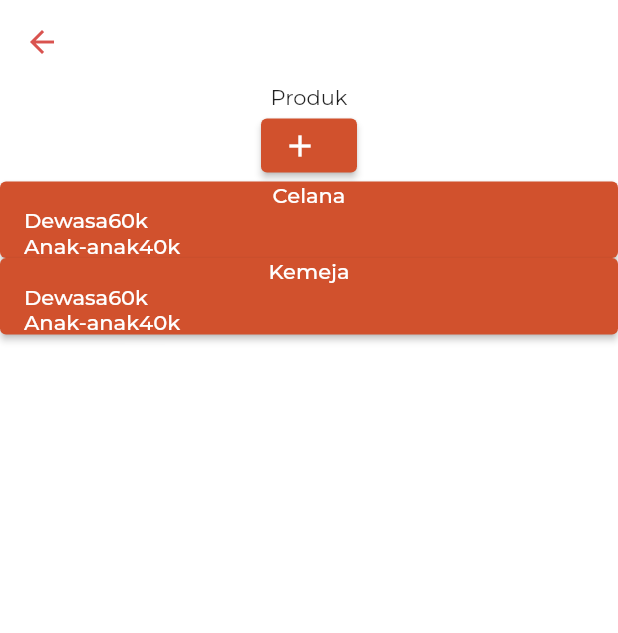
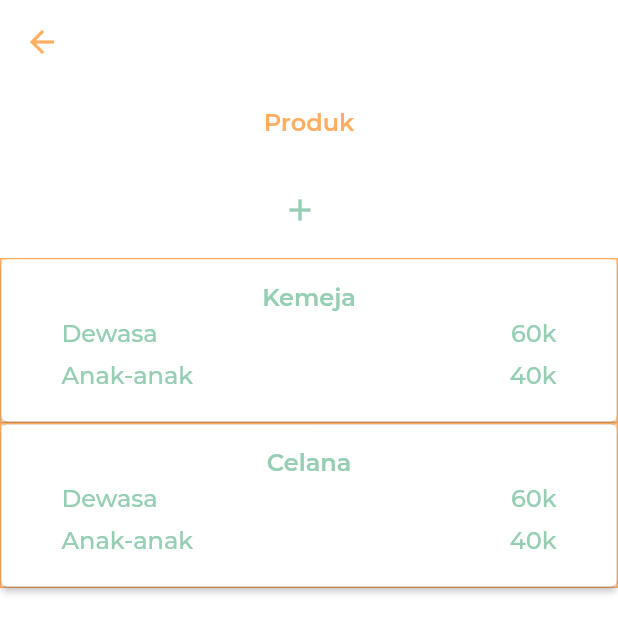
Before and after one commit to qonythazu/tugas-ippl, a Flutter app: the ProdukPage screen opened directly, on a phone screen of 412 x 824 dp. Shown: the top 633 px of the screen. Run offline on Flutter 3.47's test engine with Material 2 defaults, Android fonts, the phone set to English and light mode, and no system bars; project files that could hold a hidden picture were left out.

Commit message:
Styling Produk PAge

```diff
--- a/lib/produk.dart
+++ b/lib/produk.dart
@@ -17,58 +17,167 @@ class _ProdukPageState extends State<ProdukPage> {
           title: const Text(""),
           backgroundColor: Colors.transparent,
           elevation: 0,
-          iconTheme: IconThemeData(color: Color(0xffD9534F))
-      ),
+          iconTheme: IconThemeData(color: Color(0xffFFAD60))),
       body: Center(
         child: Column(
           children: [
-            Text("Produk"),
-            ElevatedButton.icon(
+            Padding(
+              padding: const EdgeInsets.all(16.0),
+              child: Text(
+                "Produk",
+                style: TextStyle(
+                    color: Color(0xffFFAD60),
+                    fontSize: 16,
+                    fontWeight: FontWeight.w600),
+              ),
+            ),
+            Padding(
+              padding: const EdgeInsets.all(8.0),
+              child: ElevatedButton.icon(
                 onPressed: () {},
-              icon: Icon(Icons.add),
-              label: Text("")
+                icon: Icon(
+                  Icons.add,
+                  color: Color(0xff96CEB4),
                 ),
-            ElevatedButton(
+                label: Text(""),
+                style: ElevatedButton.styleFrom(
+                  backgroundColor: Colors.transparent,
+                  elevation: 0,
+                ),
+              ),
+            ),
+            Container(
+              decoration:
+                  BoxDecoration(border: Border.all(color: Color(0xffFFAD60))),
+              child: ElevatedButton(
+                  style: ElevatedButton.styleFrom(
+                    backgroundColor: Colors.white
+                  ),
                   onPressed: () {},
+                  child: Padding(
+                    padding: const EdgeInsets.all(16.0),
                     child: Column(
                       children: [
-                  Text("Celana"),
-                  Row(
+                        Text(
+                          "Kemeja",
+                          style: TextStyle(
+                              fontSize: 16,
+                              fontWeight: FontWeight.w600,
+                              color: Color(0xff96CEB4)),
+                        ),
+                        Padding(
+                          padding: const EdgeInsets.symmetric(
+                              horizontal: 8.0, vertical: 4.0),
+                          child: Row(
                             children: [
-                      Text("Dewasa"),
-                      Text("60k")
+                              Text(
+                                "Dewasa",
+                                style: TextStyle(
+                                    fontSize: 16,
+                                    color: Color(0xff96CEB4)),
+                              ),
+                              Spacer(),
+                              Text(
+                                "60k",
+                                style: TextStyle(
+                                    fontSize: 16,
+                                    color: Color(0xff96CEB4)),
+                              )
                             ],
                           ),
-                  Row(
+                        ),
+                        Padding(
+                          padding: const EdgeInsets.symmetric(
+                              horizontal: 8.0, vertical: 4.0),
+                          child: Row(
                             children: [
-                      Text("Anak-anak"),
-                      Text("40k")
-                    ],
+                              Text(
+                                "Anak-anak",
+                                style: TextStyle(
+                                    fontSize: 16,
+                                    color: Color(0xff96CEB4)),
+                              ),
+                              Spacer(),
+                              Text(
+                                "40k",
+                                style: TextStyle(
+                                    fontSize: 16,
+                                    color: Color(0xff96CEB4)),
                               )
                             ],
+                          ),
+                        )
+                      ],
+                    ),
                   )
                 ),
-            ElevatedButton(
+            ),
+            Container(
+              decoration:
+                  BoxDecoration(border: Border.all(color: Color(0xffFFAD60))),
+              child: ElevatedButton(
+                  style: ElevatedButton.styleFrom(
+                    backgroundColor: Colors.white
+                  ),
                   onPressed: () {},
+                  child: Padding(
+                    padding: const EdgeInsets.all(16.0),
                     child: Column(
                       children: [
-                  Text("Kemeja"),
-                  Row(
+                        Text(
+                          "Celana",
+                          style: TextStyle(
+                              fontSize: 16,
+                              fontWeight: FontWeight.w600,
+                              color: Color(0xff96CEB4)),
+                        ),
+                        Padding(
+                          padding: const EdgeInsets.symmetric(
+                              horizontal: 8.0, vertical: 4.0),
+                          child: Row(
                             children: [
-                      Text("Dewasa"),
-                      Text("60k")
+                              Text(
+                                "Dewasa",
+                                style: TextStyle(
+                                    fontSize: 16,
+                                    color: Color(0xff96CEB4)),
+                              ),
+                              Spacer(),
+                              Text(
+                                "60k",
+                                style: TextStyle(
+                                    fontSize: 16,
+                                    color: Color(0xff96CEB4)),
+                              )
                             ],
                           ),
-                  Row(
+                        ),
+                        Padding(
+                          padding: const EdgeInsets.symmetric(
+                              horizontal: 8.0, vertical: 4.0),
+                          child: Row(
                             children: [
-                      Text("Anak-anak"),
-                      Text("40k")
-                    ],
+                              Text(
+                                "Anak-anak",
+                                style: TextStyle(
+                                    fontSize: 16,
+                                    color: Color(0xff96CEB4)),
+                              ),
+                              Spacer(),
+                              Text(
+                                "40k",
+                                style: TextStyle(
+                                    fontSize: 16,
+                                    color: Color(0xff96CEB4)),
                               )
                             ],
+                          ),
                         )
+                      ],
+                    ),
                   )
-
+                ),
+            ),
           ],
         ),
       ),
```
Lines whose indentation alone changed are shown as unchanged.
